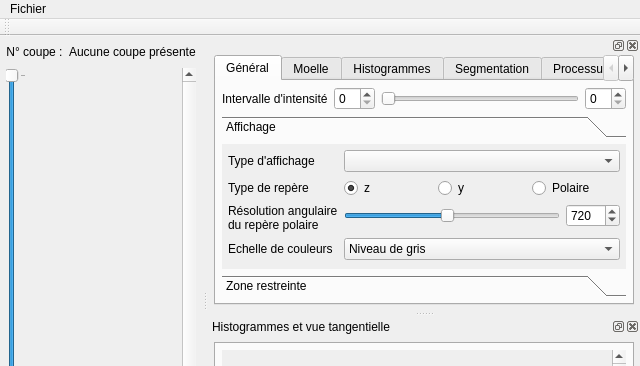
akrah/TKDetection, file ui/mainwindow.ui: the form before one commit; both pictures show x 0 to 640 and y 0 to 366 of the 640 by 586 pixel window.
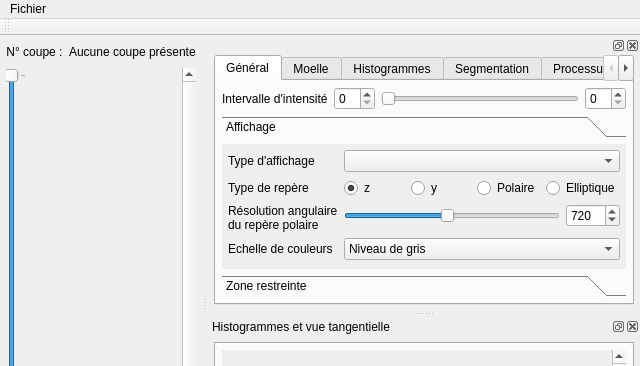
The form after the commit. The open tabs and pages were chosen to show the change. Custom widgets are drawn as their Qt base class.

```diff
--- a/ui/mainwindow.ui
+++ b/ui/mainwindow.ui
@@ -261,7 +261,7 @@
              <rect>
               <x>0</x>
               <y>0</y>
-              <width>378</width>
+              <width>434</width>
               <height>148</height>
              </rect>
             </property>
@@ -343,6 +343,13 @@
                  </property>
                 </widget>
                </item>
+               <item>
+                <widget class="QRadioButton" name="_radioEllipticProjection">
+                 <property name="text">
+                  <string>Elliptique</string>
+                 </property>
+                </widget>
+               </item>
               </layout>
              </item>
              <item row="2" column="0">
```
Left out of the diff: 20 changed lines with no effect on the pictures.
